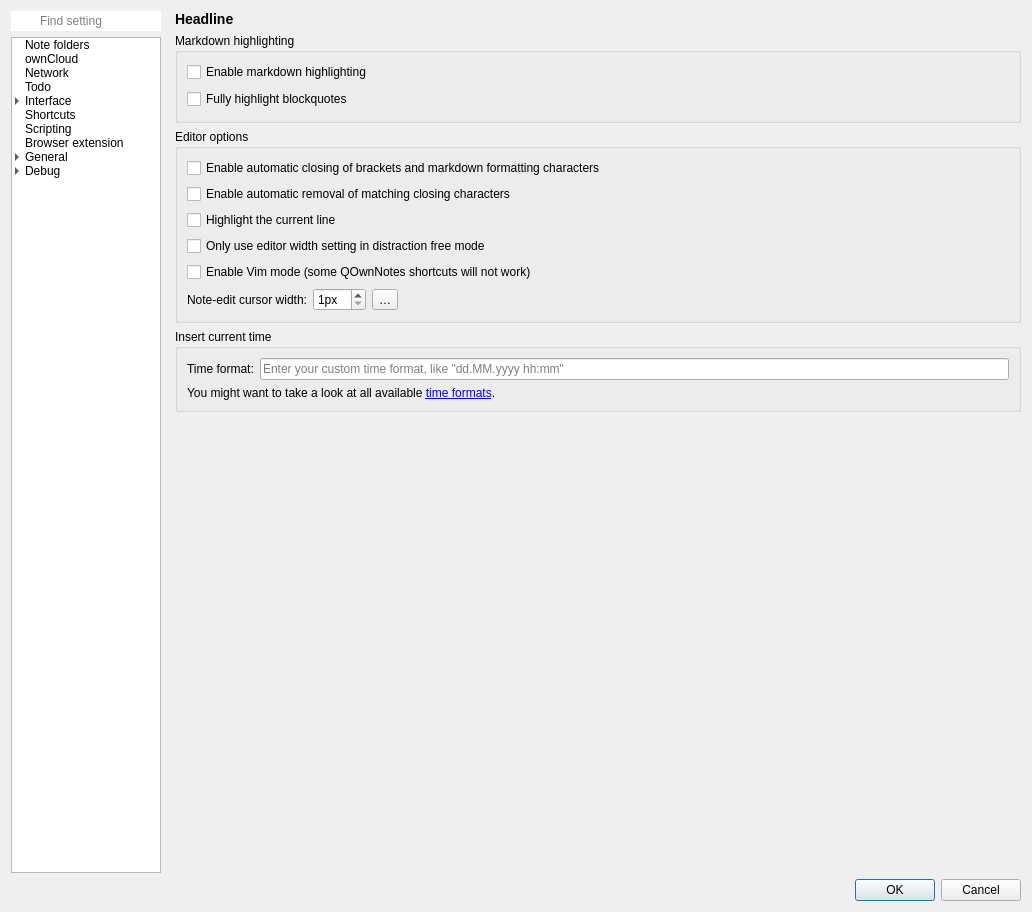
Above: src/dialogs/settingsdialog.ui from pbek/QOwnNotes before the change. Below: the same form after it.
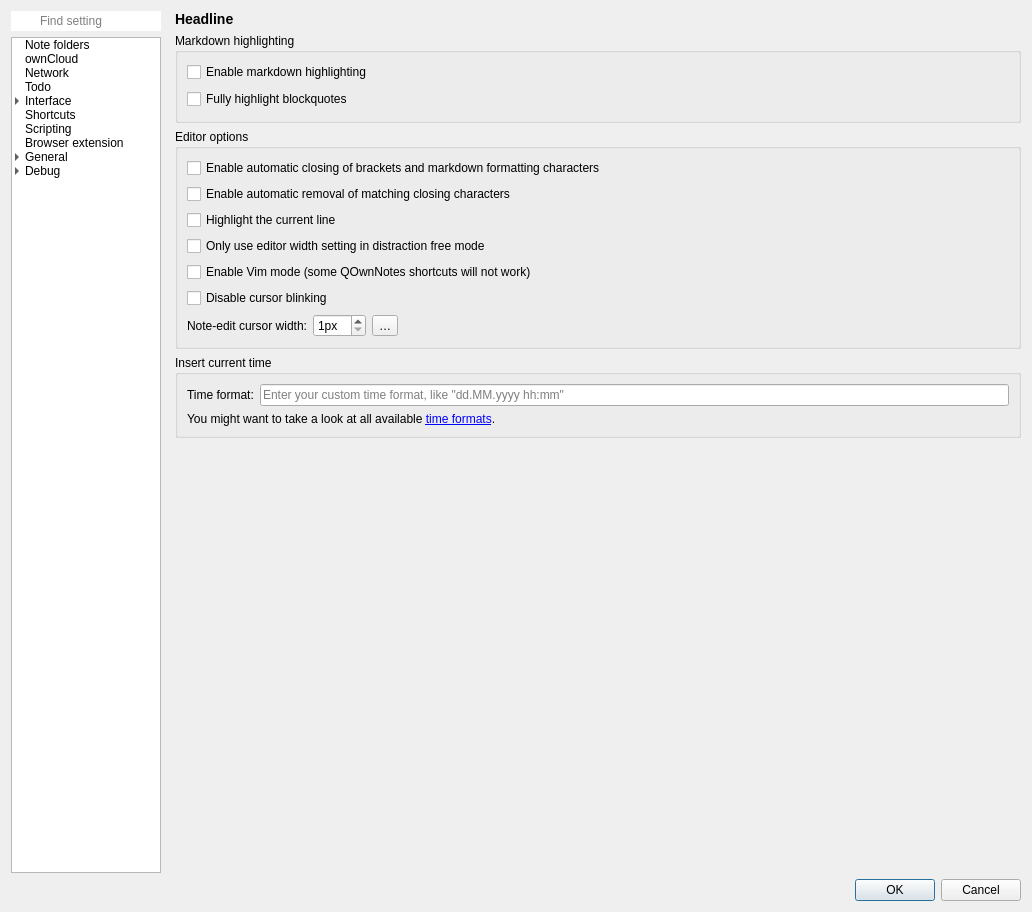
That is the form after the change. The open tabs and pages were chosen to show the change. Icons and pictures are not drawn. Custom widgets are drawn as their Qt base class.

Commit message: Add setting to turn off cursor blinking for #1246

```diff
--- a/src/dialogs/settingsdialog.ui
+++ b/src/dialogs/settingsdialog.ui
@@ -397,7 +397,7 @@
          <item>
           <widget class="QStackedWidget" name="settingsStackedWidget">
            <property name="currentIndex">
-            <number>4</number>
+            <number>14</number>
            </property>
            <widget class="QWidget" name="noteFoldersPage">
             <layout class="QGridLayout" name="gridLayout_19">
@@ -2975,8 +2975,8 @@
                           <rect>
                            <x>0</x>
                            <y>0</y>
-                           <width>360</width>
-                           <height>476</height>
+                           <width>611</width>
+                           <height>898</height>
                           </rect>
                          </property>
                          <layout class="QGridLayout" name="gridLayout_55">
@@ -4545,7 +4545,34 @@
                 <string>Editor options</string>
                </property>
                <layout class="QGridLayout" name="gridLayout_59">
-                <item row="6" column="2">
+                <item row="5" column="0" colspan="4">
+                 <widget class="QCheckBox" name="vimModeCheckBox">
+                  <property name="text">
+                   <string>Enable Vim mode (some QOwnNotes shortcuts will not work)</string>
+                  </property>
+                 </widget>
+                </item>
+                <item row="0" column="0" colspan="4">
+                 <widget class="QCheckBox" name="autoBracketClosingCheckBox">
+                  <property name="text">
+                   <string>Enable automatic closing of brackets and markdown formatting characters</string>
+                  </property>
+                 </widget>
+                </item>
+                <item row="7" column="3">
+                 <spacer name="horizontalSpacer_13">
+                  <property name="orientation">
+                   <enum>Qt::Horizontal</enum>
+                  </property>
+                  <property name="sizeHint" stdset="0">
+                   <size>
+                    <width>40</width>
+                    <height>20</height>
+                   </size>
+                  </property>
+                 </spacer>
+                </item>
+                <item row="7" column="2">
                  <widget class="QToolButton" name="cursorWidthResetButton">
                   <property name="toolTip">
                    <string>Reset the cursor width</string>
@@ -4559,17 +4586,7 @@
                   </property>
                  </widget>
                 </item>
-                <item row="6" column="0">
-                 <widget class="QLabel" name="cursorWidthLabel">
-                  <property name="text">
-                   <string>Note-edit cursor width:</string>
-                  </property>
-                  <property name="alignment">
-                   <set>Qt::AlignRight|Qt::AlignTrailing|Qt::AlignVCenter</set>
-                  </property>
-                 </widget>
-                </item>
-                <item row="6" column="1">
+                <item row="7" column="1">
                  <widget class="QSpinBox" name="cursorWidthSpinBox">
                   <property name="suffix">
                    <string notr="true">px</string>
@@ -4579,26 +4596,16 @@
                   </property>
                  </widget>
                 </item>
-                <item row="0" column="0" colspan="4">
-                 <widget class="QCheckBox" name="autoBracketClosingCheckBox">
+                <item row="7" column="0">
+                 <widget class="QLabel" name="cursorWidthLabel">
                   <property name="text">
-                   <string>Enable automatic closing of brackets and markdown formatting characters</string>
+                   <string>Note-edit cursor width:</string>
+                  </property>
+                  <property name="alignment">
+                   <set>Qt::AlignRight|Qt::AlignTrailing|Qt::AlignVCenter</set>
                   </property>
                  </widget>
                 </item>
-                <item row="6" column="3">
-                 <spacer name="horizontalSpacer_13">
-                  <property name="orientation">
-                   <enum>Qt::Horizontal</enum>
-                  </property>
-                  <property name="sizeHint" stdset="0">
-                   <size>
-                    <width>40</width>
-                    <height>20</height>
-                   </size>
-                  </property>
-                 </spacer>
-                </item>
                 <item row="1" column="0" colspan="4">
                  <widget class="QCheckBox" name="autoBracketRemovalCheckBox">
                   <property name="toolTip">
@@ -4609,13 +4616,6 @@
                   </property>
                  </widget>
                 </item>
-                <item row="2" column="0" rowspan="2" colspan="4">
-                 <widget class="QCheckBox" name="highlightCurrentLineCheckBox">
-                  <property name="text">
-                   <string>Highlight the current line</string>
-                  </property>
-                 </widget>
-                </item>
                 <item row="4" column="0" colspan="4">
                  <widget class="QCheckBox" name="editorWidthInDFMOnlyCheckBox">
                   <property name="text">
@@ -4623,10 +4623,17 @@
                   </property>
                  </widget>
                 </item>
-                <item row="5" column="0" colspan="4">
-                 <widget class="QCheckBox" name="vimModeCheckBox">
+                <item row="2" column="0" rowspan="2" colspan="4">
+                 <widget class="QCheckBox" name="highlightCurrentLineCheckBox">
                   <property name="text">
-                   <string>Enable Vim mode (some QOwnNotes shortcuts will not work)</string>
+                   <string>Highlight the current line</string>
+                  </property>
+                 </widget>
+                </item>
+                <item row="6" column="0" colspan="4">
+                 <widget class="QCheckBox" name="disableCursorBlinkingCheckBox">
+                  <property name="text">
+                   <string>Disable cursor blinking</string>
                   </property>
                  </widget>
                 </item>
```
The commit also changes 43 other files.
